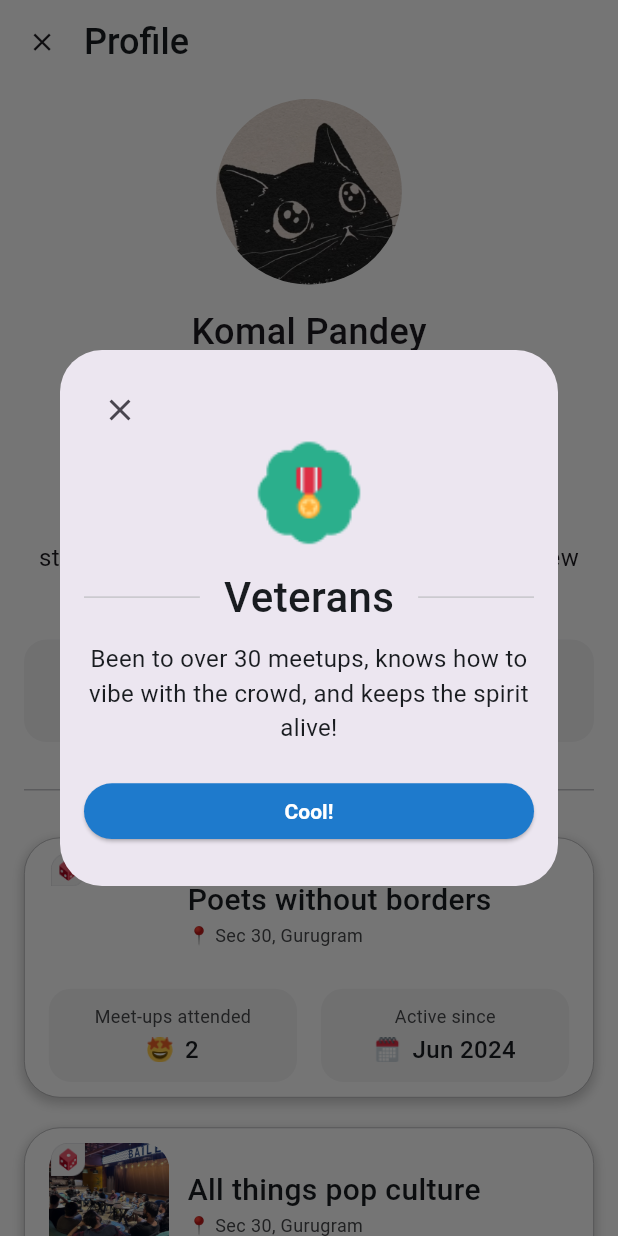
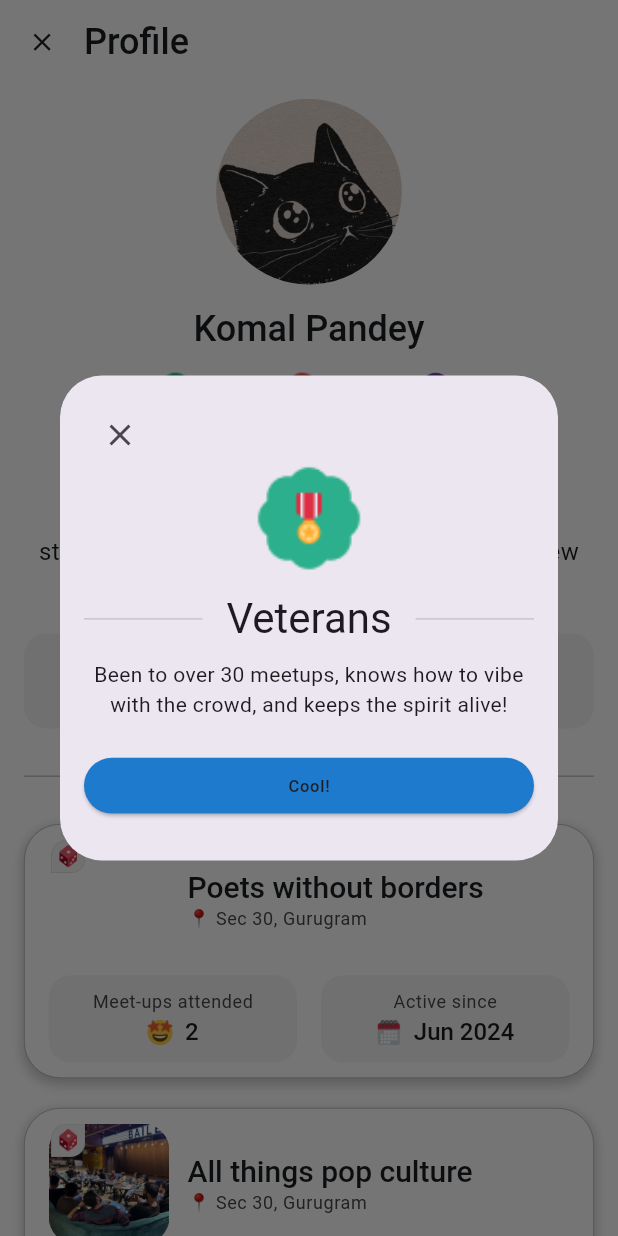
Before and after one commit to srinjoyghosh-bot/misfit_assigment, a Flutter app: the screen it shows after launch, after a tap on "Veterans", on a phone screen of 412 x 824 dp. Run offline on Flutter 3.47's test engine with Material 3 defaults, Android fonts, the phone set to English and light mode, and no system bars; our stand-ins replace flutter_screenutil.

Commit message:
rfac : move assets,string and styles to separate files

```diff
--- a/lib/activity_card.dart
+++ b/lib/activity_card.dart
@@ -1,6 +1,7 @@
 import 'package:flutter/material.dart';
 import 'package:flutter_screenutil/flutter_screenutil.dart';
 import 'package:misfit_assigment/enums.dart';
+import 'package:misfit_assigment/styles.dart';
 import 'package:misfit_assigment/utils.dart';
 
 class ActivityCard extends StatelessWidget {
@@ -22,7 +23,7 @@ class ActivityCard extends StatelessWidget {
   Widget build(BuildContext context) {
     return Container(
       decoration: BoxDecoration(
-          color: const Color(0xFFF4F4F5),
+          color: Styles.surfaceLevel,
           borderRadius: BorderRadius.all(Radius.circular(24.r))),
       padding: EdgeInsets.symmetric(vertical: 16.h, horizontal: 16.w),
       child: Column(
@@ -31,10 +32,7 @@ class ActivityCard extends StatelessWidget {
         children: [
           Text(
             activityInfoType.title,
-            style: TextStyle(
-                color: const Color(0xFF46474A),
-                fontSize: 12.sp,
-                fontWeight: FontWeight.w400),
+            style: Theme.of(context).textTheme.bodySmall,
           ),
           SizedBox(height: 4.h),
           Row(
@@ -45,10 +43,10 @@ class ActivityCard extends StatelessWidget {
               SizedBox(width: 8.w),
               Text(
                 '${activityInfoType == ActivityInfoType.meetUp ? meetUps : Utils.formatDate(activeSince)}',
-                style: TextStyle(
-                    color: const Color(0xFF191C20),
-                    fontSize: isClubActivity ? 16.sp : 20.sp,
-                    fontWeight: FontWeight.w500),
+                style: Theme.of(context)
+                    .textTheme
+                    .headlineLarge
+                    ?.copyWith(fontSize: isClubActivity ? 16.sp : 20.sp),
               )
             ],
           )
--- /dev/null
+++ b/lib/assets.dart
@@ -0,0 +1,15 @@
+class AssetManager {
+  AssetManager._();
+
+  static String calendarIcon ='assets/icons/calendar.png';
+  static String diceIcon ='assets/icons/dice.png';
+  static String happyIcon ='assets/icons/happy.png';
+  static String innerCircleIcon ='assets/icons/inner_circle.png';
+  static String ogIcon ='assets/icons/og.png';
+  static String starStruckIcon ='assets/icons/starstruck.png';
+  static String veteranIcon ='assets/icons/veteran.png';
+
+  static String club1Image ='assets/images/club_1.jpg';
+  static String club2Image ='assets/images/club_2.jpg';
+  static String profileImage ='assets/images/profile_pic.jpg';
+}
--- a/lib/badge_dialog.dart
+++ b/lib/badge_dialog.dart
@@ -2,6 +2,7 @@ import 'package:flutter/material.dart';
 import 'package:flutter_screenutil/flutter_screenutil.dart';
 import 'package:misfit_assigment/activity_card.dart';
 import 'package:misfit_assigment/enums.dart';
+import 'package:misfit_assigment/strings.dart';
 
 class BadgeDialog extends StatelessWidget {
   const BadgeDialog({super.key, required this.badge});
@@ -32,10 +33,10 @@ class BadgeDialog extends StatelessWidget {
                   padding: EdgeInsets.symmetric(horizontal: 16.w),
                   child: Text(
                     badge.title,
-                    style: TextStyle(
-                        color: const Color(0xFF191C20),
-                        fontSize: 28.sp,
-                        fontWeight: FontWeight.w500),
+                    style: Theme.of(context)
+                        .textTheme
+                        .headlineLarge
+                        ?.copyWith(fontSize: 28.sp),
                   ),
                 ),
                 Expanded(
@@ -46,10 +47,7 @@ class BadgeDialog extends StatelessWidget {
             SizedBox(height: 16.h),
             Text(
               badge.description,
-              style: TextStyle(
-                  color: const Color(0xFF191C20),
-                  fontSize: 16.sp,
-                  fontWeight: FontWeight.w400),
+              style: Theme.of(context).textTheme.bodyMedium,
               textAlign: TextAlign.center,
             ),
             SizedBox(height: 32.h),
@@ -59,15 +57,12 @@ class BadgeDialog extends StatelessWidget {
               },
               style: ElevatedButton.styleFrom(
                 backgroundColor: const Color(0xFF1E7ACC),
-                minimumSize:  Size.fromHeight(60.h),
+                minimumSize: Size.fromHeight(60.h),
                 textStyle: TextStyle(fontSize: 14.sp),
               ),
               child: Text(
-                'Cool!',
-                style: TextStyle(
-                    color: Colors.white,
-                    fontSize: 14.sp,
-                    fontWeight: FontWeight.w600),
+                '${AppStrings.cool}!',
+                style: Theme.of(context).textTheme.labelSmall,
               ),
             ),
             SizedBox(height: 16.h),
--- a/lib/club_activity_tile.dart
+++ b/lib/club_activity_tile.dart
@@ -1,8 +1,10 @@
 import 'package:flutter/material.dart';
 import 'package:flutter_screenutil/flutter_screenutil.dart';
 import 'package:misfit_assigment/activity_card.dart';
+import 'package:misfit_assigment/assets.dart';
 import 'package:misfit_assigment/enums.dart';
 import 'package:misfit_assigment/sample.dart';
+import 'package:misfit_assigment/styles.dart';
 import 'package:misfit_assigment/user.dart';
 
 class ClubActivityTile extends StatelessWidget {
@@ -16,7 +18,7 @@ class ClubActivityTile extends StatelessWidget {
         SampleData.clubs.firstWhere((club) => club.id == userClub.clubId);
     return Container(
       decoration: BoxDecoration(
-        border: Border.all(color: const Color(0xFFABABAE), width: 0.5.w),
+        border: Border.all(color: Styles.borderPrimary, width: 0.5.w),
         borderRadius: BorderRadius.all(Radius.circular(24.w)),
         color: Colors.white,
         boxShadow: [
@@ -50,7 +52,7 @@ class ClubActivityTile extends StatelessWidget {
                     top: 0.h,
                     left: -5.w,
                     child: Image.asset(
-                      'assets/icons/dice.png',
+                      AssetManager.diceIcon,
                       height: 36.r,
                       width: 36.w,
                     ),
@@ -67,20 +69,13 @@ class ClubActivityTile extends StatelessWidget {
                     club.name,
                     softWrap: true,
                     maxLines: 2,
-                    style: TextStyle(
-                        fontWeight: FontWeight.w500,
-                        fontSize: 20.sp,
-                        color: const Color(0xFF191C20),
-                        overflow: TextOverflow.ellipsis),
+                    style: Theme.of(context).textTheme.headlineLarge?.copyWith(
+                        fontSize: 20.sp, overflow: TextOverflow.ellipsis),
                     textAlign: TextAlign.start,
                   ),
                   Text(
                     '📍 ${club.location}',
-                    style: TextStyle(
-                      fontWeight: FontWeight.w400,
-                      fontSize: 12.sp,
-                      color: const Color(0xFF46474A),
-                    ),
+                    style: Theme.of(context).textTheme.bodySmall,
                     textAlign: TextAlign.start,
                   )
                 ],
@@ -97,7 +92,7 @@ class ClubActivityTile extends StatelessWidget {
                   meetUps: userClub.meetUps,
                   isClubActivity: true,
                   icon: club.name == 'Poets without borders'
-                      ? 'assets/icons/starstruck.png'
+                      ? AssetManager.starStruckIcon
                       : null,
                 ),
               ),
--- a/lib/main.dart
+++ b/lib/main.dart
@@ -2,6 +2,7 @@ import 'package:flutter/material.dart';
 import 'package:flutter_screenutil/flutter_screenutil.dart';
 import 'package:misfit_assigment/profile_screen.dart';
 import 'package:misfit_assigment/sample.dart';
+import 'package:misfit_assigment/styles.dart';
 
 void main() {
   runApp(const MyApp());
@@ -21,6 +22,12 @@ class MyApp extends StatelessWidget {
           theme: ThemeData(
             colorScheme: ColorScheme.fromSeed(seedColor: Colors.deepPurple),
             useMaterial3: true,
+            textTheme: TextTheme(
+              headlineLarge: Styles.headerStyle,
+              bodyMedium: Styles.bodyStyle,
+              bodySmall: Styles.bodyStyle2,
+              labelSmall: Styles.buttonStyle
+            ),
           ),
           home: child,
         );
--- a/lib/profile_screen.dart
+++ b/lib/profile_screen.dart
@@ -4,6 +4,8 @@ import 'package:misfit_assigment/badge_dialog.dart';
 import 'package:misfit_assigment/club_activity_tile.dart';
 import 'package:misfit_assigment/enums.dart';
 import 'package:misfit_assigment/activity_card.dart';
+import 'package:misfit_assigment/strings.dart';
+import 'package:misfit_assigment/styles.dart';
 import 'package:misfit_assigment/user.dart';
 
 class ProfileScreen extends StatelessWidget {
@@ -18,13 +20,10 @@ class ProfileScreen extends StatelessWidget {
         backgroundColor: Colors.white,
         appBar: AppBar(
           backgroundColor: Colors.white,
-          leading: Icon(Icons.close,size: 32.r),
+          leading: Icon(Icons.close, size: 32.r),
           title: Text(
-            "Profile",
-            style: TextStyle(
-                fontSize: 24.sp,
-                fontWeight: FontWeight.w500,
-                color: const Color(0xFF191C20)),
+            AppStrings.profile,
+            style: Theme.of(context).textTheme.headlineLarge,
           ),
           titleSpacing: 0,
         ),
@@ -47,8 +46,7 @@ class ProfileScreen extends StatelessWidget {
                 SizedBox(height: 24.h),
                 Text(
                   user.userName,
-                  style:
-                      TextStyle(fontSize: 24.sp, fontWeight: FontWeight.w500),
+                  style: Theme.of(context).textTheme.headlineLarge,
                 ),
                 SizedBox(height: 16.h),
                 Row(
@@ -63,10 +61,7 @@ class ProfileScreen extends StatelessWidget {
                 SizedBox(height: 16.h),
                 Text(
                   '"${user.bio}"',
-                  style: TextStyle(
-                    fontSize: 16.sp,
-                    fontWeight: FontWeight.w400,
-                  ),
+                  style: Theme.of(context).textTheme.bodyMedium,
                   textAlign: TextAlign.center,
                 ),
                 SizedBox(height: 32.h),
@@ -95,11 +90,9 @@ class ProfileScreen extends StatelessWidget {
                     Padding(
                       padding: EdgeInsets.symmetric(horizontal: 16.w),
                       child: Text(
-                        'Their Active Clubs',
-                        style: TextStyle(
-                            color: const Color(0xFF191C20),
-                            fontSize: 17.sp,
-                            fontWeight: FontWeight.w600),
+                        AppStrings.theirActiveClubs,
+                        style: Theme.of(context).textTheme.bodyMedium?.copyWith(
+                            fontSize: 17.sp, fontWeight: FontWeight.w600),
                       ),
                     ),
                     Expanded(
@@ -133,9 +126,7 @@ class BadgeWidget extends StatelessWidget {
           context: context,
           builder: (BuildContext context) {
             return Theme(
-              data: ThemeData(
-                dialogBackgroundColor: Colors.white
-              ),
+              data: ThemeData(dialogBackgroundColor: Colors.white),
               child: AlertDialog(
                 titlePadding: const EdgeInsets.all(0),
                 contentPadding: const EdgeInsets.all(16),
@@ -154,9 +145,9 @@ class BadgeWidget extends StatelessWidget {
           Text(
             badge.title,
             style: TextStyle(
-              fontSize: 12.sp,
-              fontWeight: FontWeight.w700,
-            ),
+                fontSize: 12.sp,
+                fontWeight: FontWeight.w700,
+                color: Styles.textPrimary),
           )
         ],
       ),
--- /dev/null
+++ b/lib/strings.dart
@@ -0,0 +1,9 @@
+class AppStrings {
+  AppStrings._();
+
+  static const profile='Profile';
+  static const meetUpsAttended='Meet-ups attended';
+  static const activeSince='Active since';
+  static const cool='Cool';
+  static const theirActiveClubs='Their Active Clubs';
+}
--- /dev/null
+++ b/lib/styles.dart
@@ -0,0 +1,26 @@
+import 'package:flutter/material.dart';
+
+import 'package:flutter_screenutil/flutter_screenutil.dart';
+
+class Styles {
+
+  Styles._();
+
+  static const textPrimary = Color(0xFF191C20);
+  static const textSecondary = Color(0xFF46474A);
+  static const surfaceLevel = Color(0xFFF4F4F5);
+  static const surfacePrimary = Color(0xFF1E7ACC);
+  static const borderPrimary = Color(0xFFABABAE);
+
+  static TextStyle headerStyle = TextStyle(
+      fontSize: 24.sp, fontWeight: FontWeight.w500, color: textPrimary);
+
+  static TextStyle bodyStyle = TextStyle(
+      fontSize: 16.sp, fontWeight: FontWeight.w400, color: textPrimary);
+
+  static TextStyle bodyStyle2 = TextStyle(
+      fontSize: 12.sp, fontWeight: FontWeight.w400, color: textSecondary);
+
+  static TextStyle buttonStyle = TextStyle(
+      color: Colors.white, fontSize: 14.sp, fontWeight: FontWeight.w600);
+}
```
